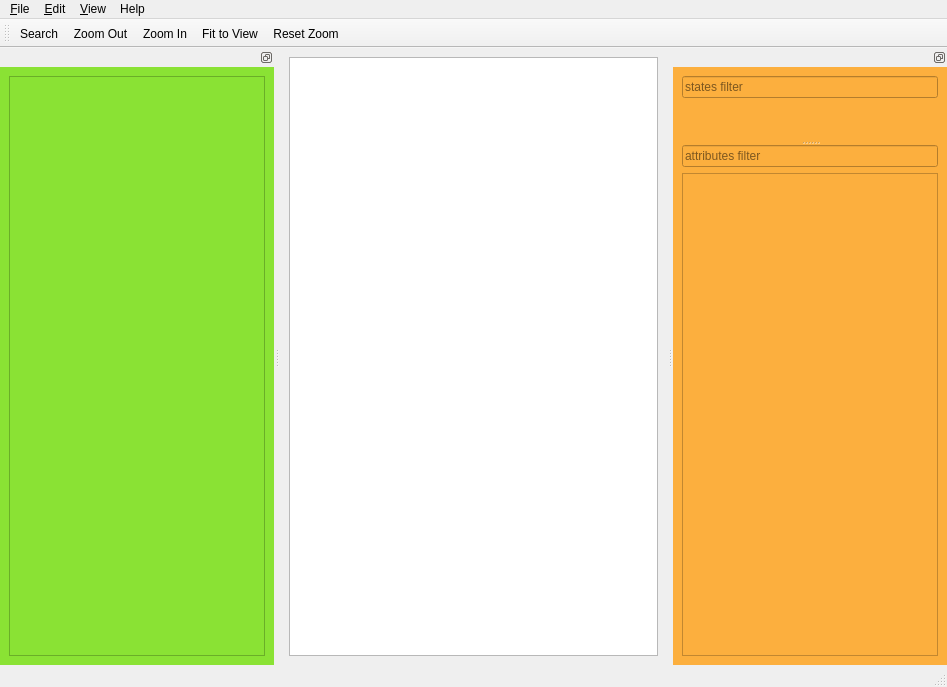
Before: the Qt Designer form src/view/ui/main.ui in igor-krechetov/hsm-ide, drawn with Qt 5.
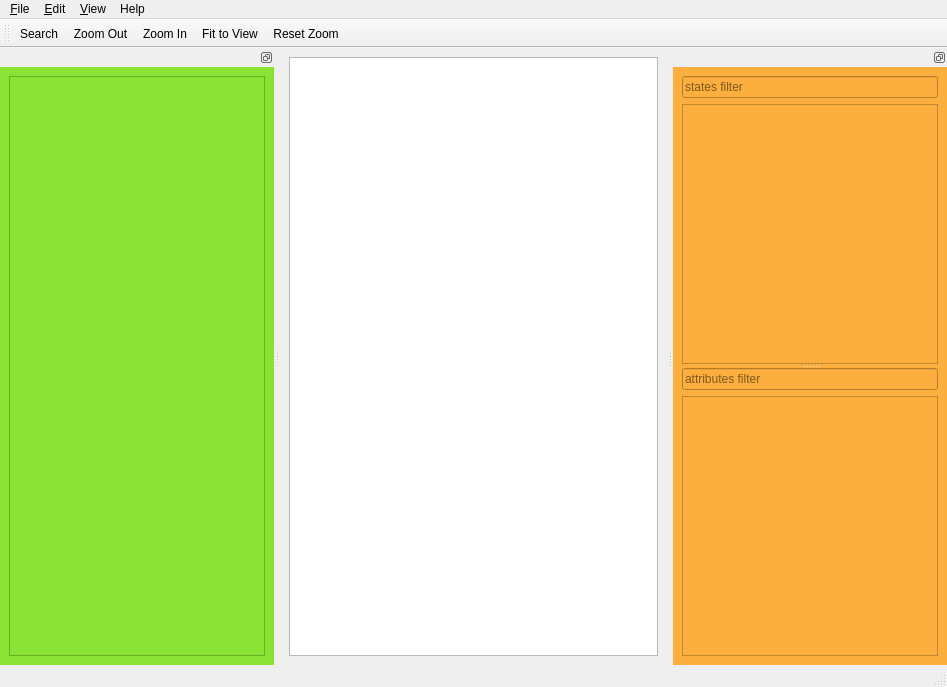
After: the same form once the commit is applied. Custom widgets are drawn as their Qt base class.

Commit message:
[feat] Attributes editor and elements selection
Requirements: REQ-205b2, REQ-205c1, REQ-205c2, REQ-205c3, REQ-205c

Changes:
- implemented selection sync between views
- basic implementation of attributes editor

Diff of the .ui file:
```diff
--- a/src/view/ui/main.ui
+++ b/src/view/ui/main.ui
@@ -153,7 +153,11 @@
           </widget>
          </item>
          <item>
-          <widget class="HsmTreeView" name="modelTree" native="true"/>
+          <widget class="HsmTreeView" name="modelTree">
+           <attribute name="headerVisible">
+            <bool>false</bool>
+           </attribute>
+          </widget>
          </item>
         </layout>
        </widget>
@@ -167,7 +171,11 @@
           </widget>
          </item>
          <item>
-          <widget class="QTreeView" name="itemProperties"/>
+          <widget class="QTableView" name="entityProperties">
+           <attribute name="horizontalHeaderStretchLastSection">
+            <bool>true</bool>
+           </attribute>
+          </widget>
          </item>
         </layout>
        </widget>
@@ -407,7 +415,7 @@
   </customwidget>
   <customwidget>
    <class>HsmTreeView</class>
-   <extends>QWidget</extends>
+   <extends>QTreeView</extends>
    <header>view/widgets/HsmTreeView.hpp</header>
   </customwidget>
  </customwidgets>
```
The commit also changes 36 other files.
